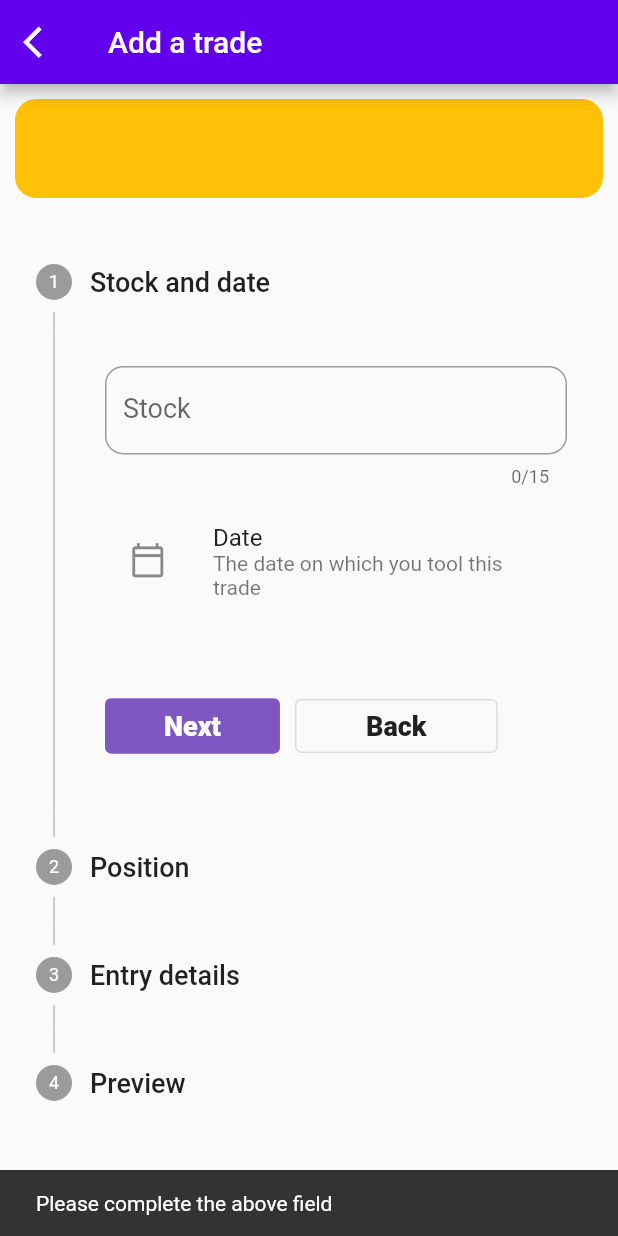
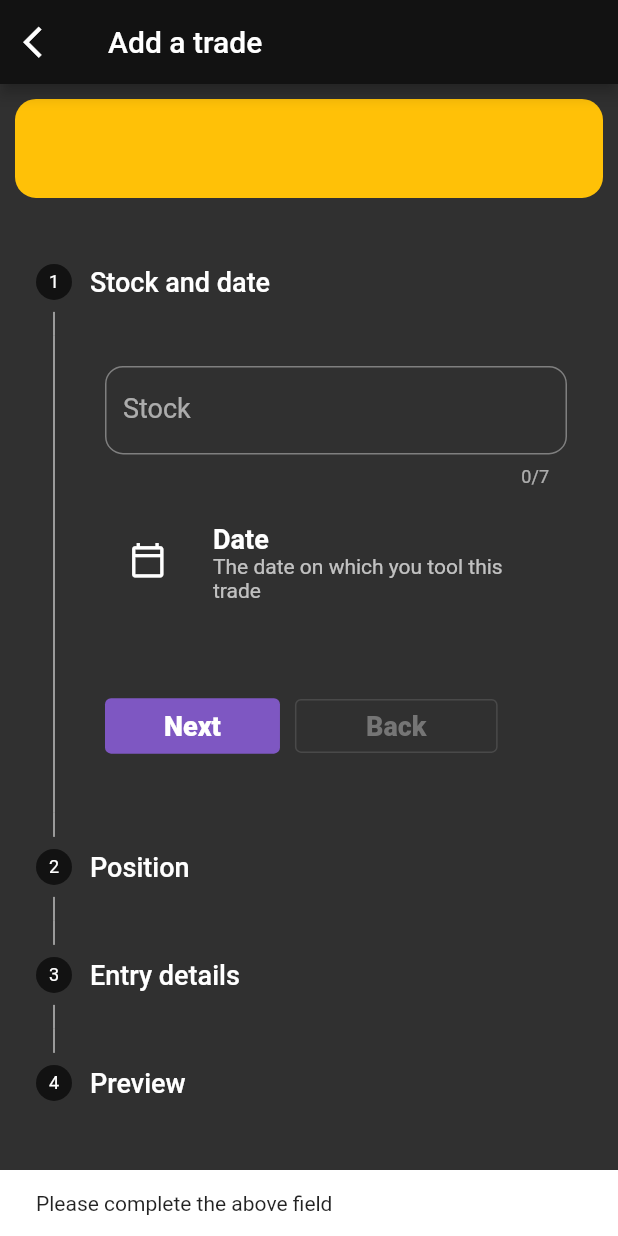
Before and after one commit to ShimronAlakkal/tradebook, a Flutter app: the TradeEntry screen opened directly, after a tap on "Next", on a phone screen of 412 x 824 dp. Run offline on Flutter 3.47's test engine with Material 2 defaults, Android fonts, the phone set to English and light mode, and no system bars; our stand-ins replace shared_preferences, sqflite; missing offline and left inert: shared_preferences_web; accounts and stored records are empty.

Commit message:
Bug fixes. UI updation

```diff
--- a/lib/main.dart
+++ b/lib/main.dart
@@ -5,7 +5,7 @@ import 'package:pron/views/home.dart';
 void main() {
   runApp(
     MaterialApp(
-      themeMode: ThemeMode.light,
+      themeMode: ThemeMode.dark,
       theme: Palette.lightTheme,
       darkTheme: Palette.darkTheme,
       debugShowCheckedModeBanner: false,
--- a/lib/model/database.dart
+++ b/lib/model/database.dart
@@ -50,7 +50,7 @@ class Dbase {
     CREATE TABLE $tradesTable (
       $id INTEGER PRIMARY KEY AUTOINCREMENT ,
       $entry DOUBLE NOT NULL,
-      $date DATE NOT NULL,
+      $date TEXT NOT NULL,
       $sl DOUBLE NULL,
       $scrip TEXT NOT NULL,
       $qty DOUBLE NOT NULL,
--- a/lib/views/trade_entry.dart
+++ b/lib/views/trade_entry.dart
@@ -107,7 +107,7 @@ class _TradeEntryState extends State<TradeEntry> {
       scripController.text = scrip;
       qtyController.text = qty;
       entryController.text = entry;
-      slController.text = sl;
+      sl == 'null' ? slController.clear() : slController.text = sl;
     });
   }
 
@@ -186,8 +186,8 @@ class _TradeEntryState extends State<TradeEntry> {
                           ? '       Edit       '
                           : '       Back       ',
                       style: TextStyle(
-                        color: Colors.grey.shade900,
                         fontSize: 18,
+                        color: Colors.grey.shade600,
                         fontWeight: FontWeight.w900,
                       ),
                     ),
@@ -239,9 +239,13 @@ class _TradeEntryState extends State<TradeEntry> {
                   }
 
                   // The third page
-                } else if (step == 2) {
+                }
+                // The third page
+                else if (step == 2) {
                   if (entryController.text.isNotEmpty &&
-                      qtyController.text.isNotEmpty) {
+                      qtyController.text.isNotEmpty &&
+                      date != null &&
+                      scripController.text.isNotEmpty) {
                     _logicOfEntrySL(context);
                   } else {
                     ScaffoldMessenger.of(context).showSnackBar(
@@ -302,16 +306,22 @@ class _TradeEntryState extends State<TradeEntry> {
                   ),
                 ),
 
-                maxLength: 15,
+                maxLength: 7,
                 keyboardType: TextInputType.text,
               ),
               const SizedBox(
                 height: 20,
               ),
               ListTile(
-                title: Text(date == null
-                    ? 'Date'
-                    : 'Selected Date :  ${date.year} - ${date.month} - ${date.day}'),
+                title: Text(
+                  date == null
+                      ? 'Date'
+                      : 'Selected date : ${date.year} - ${date.month} - ${date.day}',
+                  style: const TextStyle(
+                    fontSize: 18,
+                    fontWeight: FontWeight.w700,
+                  ),
+                ),
                 subtitle: Text(date == null
                     ? 'The date on which you tool this trade'
                     : 'Long press to reset date'),
@@ -352,10 +362,9 @@ class _TradeEntryState extends State<TradeEntry> {
             mainAxisAlignment: MainAxisAlignment.spaceBetween,
             children: [
               // Buys of sell
-              Text(
+              const Text(
                 'Order type',
                 style: TextStyle(
-                    color: Colors.grey.shade900,
                     fontSize: 20,
                     fontWeight: FontWeight.bold,
                     letterSpacing: 1.4),
@@ -377,7 +386,6 @@ class _TradeEntryState extends State<TradeEntry> {
                 },
                 fillColor:
                     isSelectedForBS[0] == true ? Colors.green : Colors.red,
-                color: Colors.black,
                 disabledColor: Colors.grey,
                 selectedColor: Colors.white,
                 borderRadius: BorderRadius.circular(12),
@@ -571,6 +579,7 @@ class _TradeEntryState extends State<TradeEntry> {
       firstDate: DateTime(DateTime.now().year - 50),
       lastDate: DateTime.now(),
     );
+
     setState(
       () {
         date = pickedDate;
@@ -656,7 +665,7 @@ class _TradeEntryState extends State<TradeEntry> {
     await _helper.updateTrade({
       Dbase.entry:
           double.parse(double.parse(entryController.text).toStringAsFixed(2)),
-      Dbase.date: '${date.year}/${date.month}/${date.day}',
+      Dbase.date: '"${date.year}/${date.month}/${date.day}"',
       Dbase.sl: slController.text.isNotEmpty
           ? double.parse(double.parse(slController.text).toStringAsFixed(2))
           : null,
```
Also changed, not shown: lib/views/dashboard.dart (+101 -35 lines).
